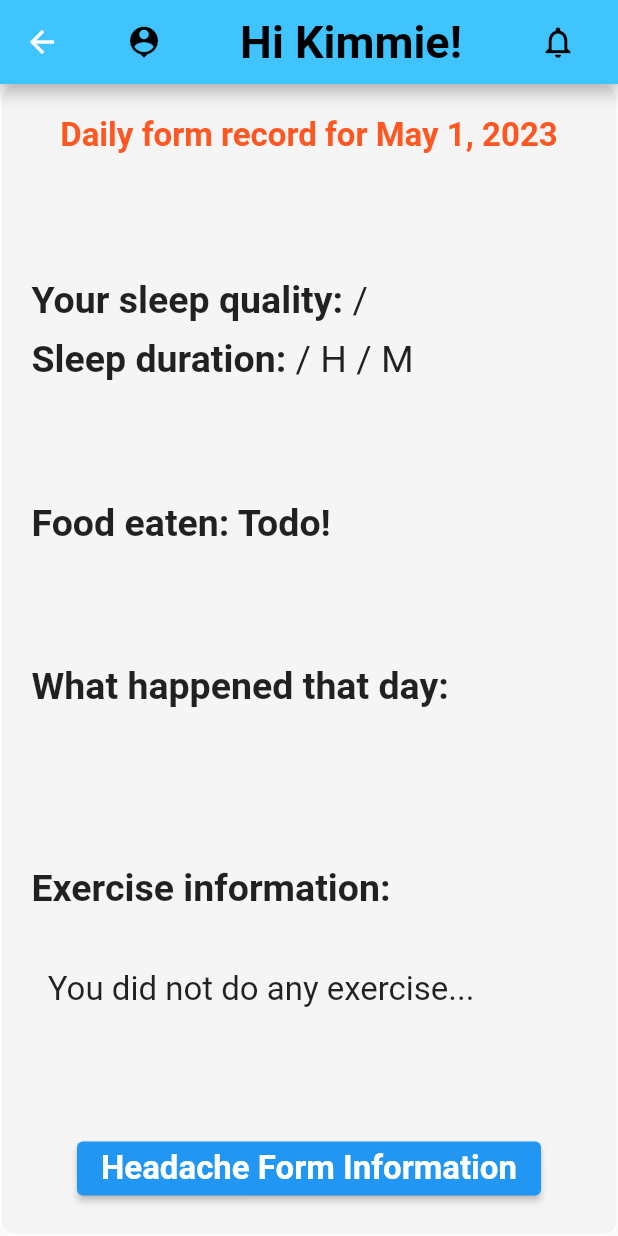
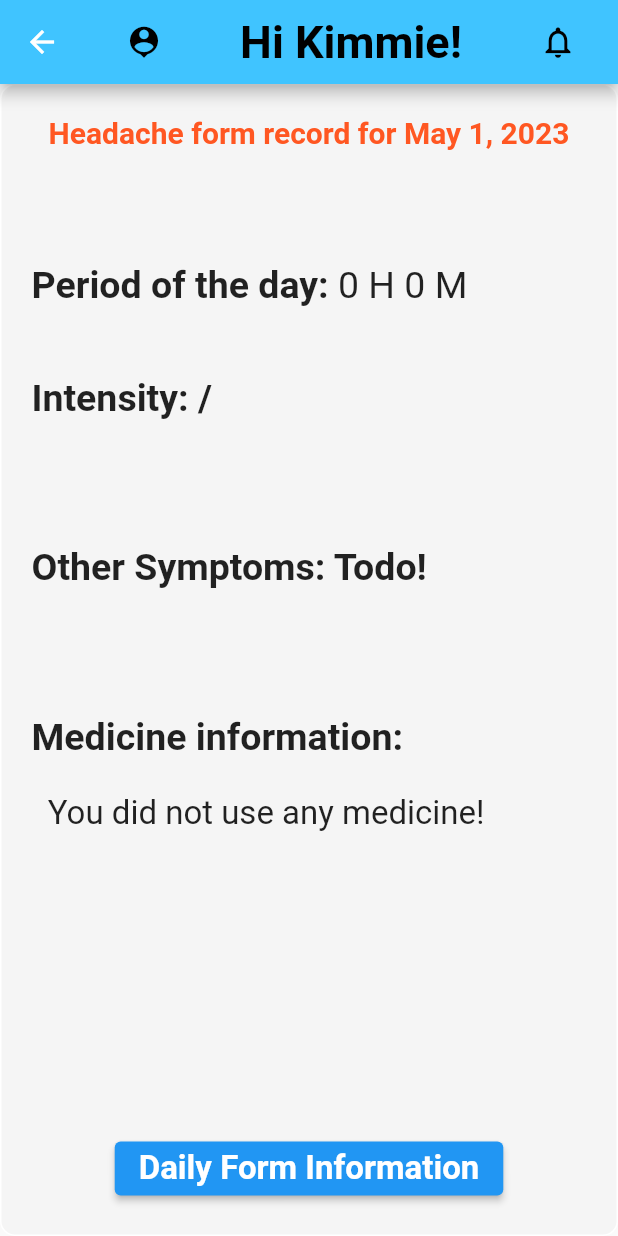
Before and after one commit to Catacity/HeadacheTracker, a Flutter app: the DetailedInfoPage screen opened directly with empty values, after a tap on "Headache Form Information", on a phone screen of 412 x 824 dp. Run offline on Flutter 3.47's test engine with Material 2 defaults, Android fonts, the light colour scheme and no system bars; our stand-ins replace flutter_heatmap_calendar, fluttertoast, image_picker, shared_preferences, sqflite and 1 more; missing offline and left inert: dart:ffi; accounts and stored records are empty; Roboto replaces fonts that are missing (handrawn).

Commit message:
Headache detail page WIP
Seems to have some issue with expanded, has not work on displaying symtom information yet, though the code should still be runnable

```diff
--- a/lib/databasehandler/headacheForm.dart
+++ b/lib/databasehandler/headacheForm.dart
@@ -123,7 +123,7 @@ class HeadacheFormDBHelper{
       orderBy: 'TS DESC'
     );
 
-    // print(result);
+    print(result);
     return result;
   }
 
@@ -282,9 +282,11 @@ class SymptomDBHelper{
 
   fetchTableData() async{
     Database db = await instance.database;
-    final result = await db.query('HeadacheFormSymptoms');
+    final result = await db.query('HeadacheFormSymptoms',
+        orderBy: 'headacheEntryid DESC',
+        );
 
-    // print(result);
+    print(result);
     return result;
   }
 
--- a/lib/pages/calendar_detailed_page.dart
+++ b/lib/pages/calendar_detailed_page.dart
@@ -2,6 +2,7 @@ import 'package:flutter/material.dart';
 import 'package:intl/intl.dart';
 
 import 'package:fluttertest/databasehandler/dailyForm.dart';
+import 'package:fluttertest/pages/calendar_detailed_page_headache.dart';
 
 Future<Map<String, dynamic>>fetchData(String userID,DateTime date) async {
   // Fetch relevant record from DB
@@ -47,8 +48,17 @@ class _DetailedInfoPageState extends State<DetailedInfoPage> {
   }
 
   _gotoHeadacheFormInfo() {
-    //
-
+    Navigator.push(
+      context,
+      MaterialPageRoute(
+        builder: (context) =>
+            HeadacheInfoPage.async(
+              key: ValueKey(widget.date),
+              date: widget.date,
+              userID : widget.userID,
+            ),
+      ),
+    );
   }
 
   AppBar buildAppBar() {
--- /dev/null
+++ b/lib/pages/calendar_detailed_page_headache.dart
@@ -0,0 +1,413 @@
+import 'package:flutter/material.dart';
+import 'package:intl/intl.dart';
+
+import 'package:fluttertest/databasehandler/headacheForm.dart';
+
+Future<Map<String, dynamic>>fetchData(String userID,DateTime date) async {
+  // Fetch relevant record from DB
+  // HeadacheFormDBHelper.instance.fetchTableData();
+  var Qresult = await HeadacheFormDBHelper.instance.fetchLatestHeadacheFormByUserIdAndDate(userID, date);
+  // print(Qresult);
+  Map<String, dynamic> Result = Qresult ?? {};
+
+  return Result;
+}
+
+Future<List<Map<String, dynamic>>> fetchSymptomData(Future<int> id) async {
+  // Fetch relevant record from DB
+  // SymptomDBHelper.instance.fetchTableData();
+  int entryID = await id;
+
+  List<Map<String, dynamic>> Result = [];
+
+  if (entryID != -1){
+    List<Map<String, dynamic>> Qresult = await SymptomDBHelper.instance.getEntries(entryID);
+    print(Qresult);
+    List<Map<String, dynamic>> Result = Qresult ?? [];
+  }
+
+  return Result;
+}
+
+Future<int> getEntryID(Future<Map<String, dynamic>?> queryResult) async {
+  Map<String, dynamic> result = await queryResult ?? {};
+  if (result.isNotEmpty) {
+    return result?['headacheEntryid'] ?? -1;
+  }
+
+  return -1;
+}
+
+class HeadacheInfoPage extends StatefulWidget {
+  final String userID;
+  final DateTime date;
+  final Future<Map<String, dynamic>?> headacheQueryResult;
+  final Future<List<Map<String, dynamic>>?> headacheSymptomResult;
+  HeadacheInfoPage({required Key key, required this.userID, required this.date, required this.headacheQueryResult,required this.headacheSymptomResult}) : super(key: key);
+
+  factory HeadacheInfoPage.async({required Key key, required String userID, required DateTime date}) {
+    Future<Map<String, dynamic>> queryResult = fetchData(userID, date);
+    Future<int> firstEntry = getEntryID(queryResult);
+
+    return HeadacheInfoPage(
+      key: key,
+      userID: userID,
+      date: date,
+      headacheQueryResult: queryResult,
+      headacheSymptomResult: fetchSymptomData(firstEntry),
+    );
+  }
+
+  @override
+  _HeadacheInfoPageState createState() => _HeadacheInfoPageState();
+}
+
+class _HeadacheInfoPageState extends State<HeadacheInfoPage> {
+  Map<String, dynamic>? headacheQueryResult;
+  List<Map<String, dynamic>>? headacheSymptomResult;
+
+  @override
+  void initState() {
+    super.initState();
+    // deFuture the furure lists/ maps
+    widget.headacheQueryResult.then((qResult) {
+      setState(() {
+        headacheQueryResult = qResult;
+      });
+    });
+
+    widget.headacheSymptomResult.then((qResult) {
+      setState(() {
+        headacheSymptomResult = qResult;
+      });
+    });
+
+  }
+
+  _returnToDailyFormInfo() {
+    Navigator.of(context).pop();
+  }
+
+  AppBar buildAppBar() {
+    return AppBar(
+        title: Row(
+          mainAxisAlignment: MainAxisAlignment.spaceBetween,
+          children: <Widget>[
+            Container(
+              child: IconButton(
+                onPressed: () {
+                  // Impletement goto page here!
+                },
+                icon: Icon(
+                  Icons.person_pin,
+                  size: 25.0,
+                ),
+                color: Colors.black,
+              ),
+            ),
+
+            Container(
+              child: Text("Hi Kimmie!",
+                style: TextStyle(
+                  fontSize: 30.0,
+                  fontWeight: FontWeight.bold,
+                  fontFamily: 'handrawn',
+                  color: Colors.black,
+                ),
+              ),
+            ),
+
+            Container(
+              child: IconButton(
+                onPressed: () {
+                  // Impletement goto page here!
+                },
+                icon: Icon(
+                  Icons.notifications_none_outlined,
+                  size: 25.0,
+                ),
+                color: Colors.black,
+              ),
+            ),
+
+
+          ],
+        ),
+
+        backgroundColor: Colors.lightBlueAccent
+    );
+  }
+
+  String intToStr(int input) {
+    if (input == -1) {
+      return "/";
+    }
+    else {
+      return input.toString();
+    }
+  }
+
+  String timeInMinToStr(int input){
+    // ~/ : int div
+    String hour = (input ~/ 60).toString();
+    String minute = (input % 60).toString();
+
+    return hour + " H " + minute + " M";
+  }
+
+  List<String> medicineTexts(Map<String, dynamic>? headacheQueryResult){
+    String medName = headacheQueryResult?['medicineName'] ?? "";
+    String reliefTypeText = "/";
+    String dateText = "/";
+    String timeConsumedText= "/";
+
+    if (medName != "") {
+      int PartialFlag = headacheQueryResult?['Partial'] ?? 0;
+      int FullFlag = headacheQueryResult?['Full'] ?? 0;
+      if (PartialFlag == 1) {
+        reliefTypeText = "Partial";
+      }
+      if (FullFlag == 1) {
+        reliefTypeText = "Full";
+      }
+
+      int medicineDateMS = headacheQueryResult?['medicineDateMS'] ?? 0;
+      if (medicineDateMS > 0) {
+        DateTime date = DateTime.fromMillisecondsSinceEpoch(medicineDateMS);
+        dateText = DateFormat('MMMM d, y',).format(date);
+        int TODMEDMinSinceMidnight = headacheQueryResult?['TODMEDMinSinceMidnight'] ??
+            0;
+        timeConsumedText = timeInMinToStr(TODMEDMinSinceMidnight);
+      }
+    }
+
+    return [medName,reliefTypeText,dateText,timeConsumedText];
+  }
+
+  @override
+  Widget build(BuildContext context) {
+    var intensityRange = ['Mild','Moderate','Strong','Intense','/'];
+
+    int TODMinSinceMidnight = headacheQueryResult?['TODMinSinceMidnight'] ?? 0;
+    String WhenHappenedText = timeInMinToStr(TODMinSinceMidnight);
+    int intensityLV = headacheQueryResult?['intensityLevel'] ?? 4;
+    String intensityText = intensityRange[intensityLV];
+
+    // Todo: Other symptoms
+
+    var medText = medicineTexts(headacheQueryResult);
+
+    return Scaffold(
+        appBar: buildAppBar(),
+        body: Container(
+          decoration: BoxDecoration(
+            color: Colors.grey.shade100,
+            border: Border.all(color: Colors.white),
+            borderRadius: BorderRadius.circular(10.0),
+          ),
+          child: Expanded(child: Padding(
+            padding: EdgeInsets.all(20),
+            child: Column(
+              // mainAxisAlignment: MainAxisAlignment.spaceBetween,
+              // crossAxisAlignment: CrossAxisAlignment.start,
+              mainAxisSize: MainAxisSize.min,
+              children: [
+                    Expanded(
+                      flex: 1,
+                      child:Text(
+                        'Headache form record for ${DateFormat('MMMM d, y',).format(
+                            widget.date)}',
+                        style: TextStyle(
+                          fontSize: 20,
+                          fontFamily: 'handrawn',
+                          fontWeight: FontWeight.bold,
+                          color: Colors.deepOrange,
+                        ),
+                      ),),
+                    Expanded(
+                      flex: 1,
+                      child:
+                      Row(
+                        children: [
+                          Text(
+                            'Period of the day: ',
+                            style: TextStyle(
+                              fontSize: 25,
+                              fontWeight: FontWeight.bold,
+                            ),
+                          ),
+                          Text(
+                            '${WhenHappenedText}',
+                            style: TextStyle(
+                              fontSize: 25,
+                            ),
+                          ),
+                        ],
+                      ),
+                    ),
+                    Expanded(
+                      flex: 1,
+                      child: Row(
+                        children: [
+                          Text(
+                            'Intensity: ${intensityText}',
+                            style: TextStyle(
+                              fontSize: 25,
+                              fontWeight: FontWeight.bold,
+                            ),
+                          ),
+                        ],
+                      ),),
+                    Expanded(
+                      flex: 2,
+                      child:Row(
+                        children: [
+                          Text(
+                            'Other Symptoms: Todo!',
+                            style: TextStyle(fontSize: 25, fontWeight: FontWeight.bold),
+                          ),
+                          // Expanded(
+                          //   child: Column(
+                          //     crossAxisAlignment: CrossAxisAlignment.start,
+                          //     children: [
+                          //       GestureDetector(
+                          //         onTap: getImage,
+                          //         child: Container(
+                          //           height: 50,
+                          //           width: 50,
+                          //           decoration: BoxDecoration(
+                          //             color: Colors.grey.shade300,
+                          //             border: Border.all(color: Colors.black),
+                          //           ),
+                          //           child: _image == null
+                          //               ? Icon(Icons.image)
+                          //               : Image.file(_image!),
+                          //         ),
+                          //       ),
+                          //       SizedBox(height: 10),
+                          //
+                          //     ],
+                          //   ),
+                          // ),
+                        ],
+                      ),),
+                    Expanded(
+                      flex: 1,
+                      child: Row(
+                        children: [
+                          Text('Medicine information:',
+                            style: TextStyle(
+                              fontSize: 25,
+                              fontWeight: FontWeight.bold,
+                            ),
+                          ),
+                          SizedBox(width: 10),
+                        ],
+                      ),),
+                    Expanded(
+                      flex : 3,
+                      child:
+                      Row(
+                          children: [
+                            if (medText[0] != "")
+                              Column(
+                                children: [
+                                  Row(
+                                    children:[
+                                      Text('  Medicine name: ',
+                                        style: TextStyle(
+                                          fontSize: 25,
+                                          fontWeight: FontWeight.bold,
+                                        ),
+                                      ),
+                                      Text('${medText[0]}',
+                                        style: TextStyle(
+                                          fontSize: 25,
+                                        ),
+                                      ),
+                                    ],
+                                  ),
+                                  SizedBox(height: 10),
+                                  Row(
+                                    children:[
+                                      Text('    Pain Relief: ',
+                                        style: TextStyle(
+                                          fontSize: 24,
+                                          fontWeight: FontWeight.bold,
+                                        ),
+                                      ),
+                                      Text('${medText[1]}',
+                                        style: TextStyle(
+                                          fontSize: 22,
+                                        ),
+                                      ),
+                                      SizedBox(width: 10),
+                                    ],
+                                  ),
+                                  SizedBox(height: 10),
+                                  Row(
+                                    children:[
+                                      Text('      Date consumed: ',
+                                        style: TextStyle(
+                                          fontSize: 24,
+                                          fontWeight: FontWeight.bold,
+                                        ),
+                                      ),
+                                      Text('${medText[2]}',
+                                        style: TextStyle(
+                                          fontSize: 22,
+                                        ),
+                                      ),
+                                      SizedBox(width: 10),
+                                    ],
+                                  ),
+                                  SizedBox(height: 10),
+                                  Row(
+                                    children:[
+                                      Text('      Time consumed: ',
+                                        style: TextStyle(
+                                          fontSize: 24,
+                                          fontWeight: FontWeight.bold,
+                                        ),
+                                      ),
+                                      Text('${medText[3]}',
+                                        style: TextStyle(
+                                          fontSize: 22,
+                                        ),
+                                      ),
+                                      SizedBox(width: 10),
+                                    ],
+                                  ),
+                                ],
+                              )
+                            else
+                              Column(
+                                children: [
+                                  Text('  You did not use any medicine!',
+                                    style: TextStyle(
+                                      fontSize: 22,
+                                    ),),
+                                  SizedBox(width: 10),
+                                ],
+                              )
+                          ]
+                      )
+                      ,
+                    ),
+                    ElevatedButton(
+                  onPressed: _returnToDailyFormInfo,
+                  child: Text('Daily Form Information',
+                    style: TextStyle(
+                      fontSize: 22,
+                      fontWeight: FontWeight.bold,
+                    ),
+                  ),
+                ),
+                  ],
+                ),
+            ),
+          )
+        )
+    );
+  }
+}
```
